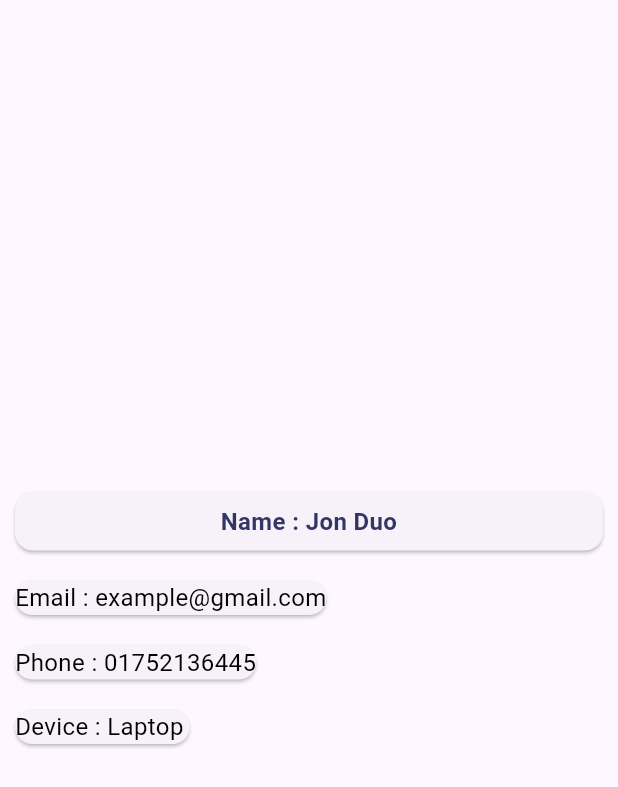
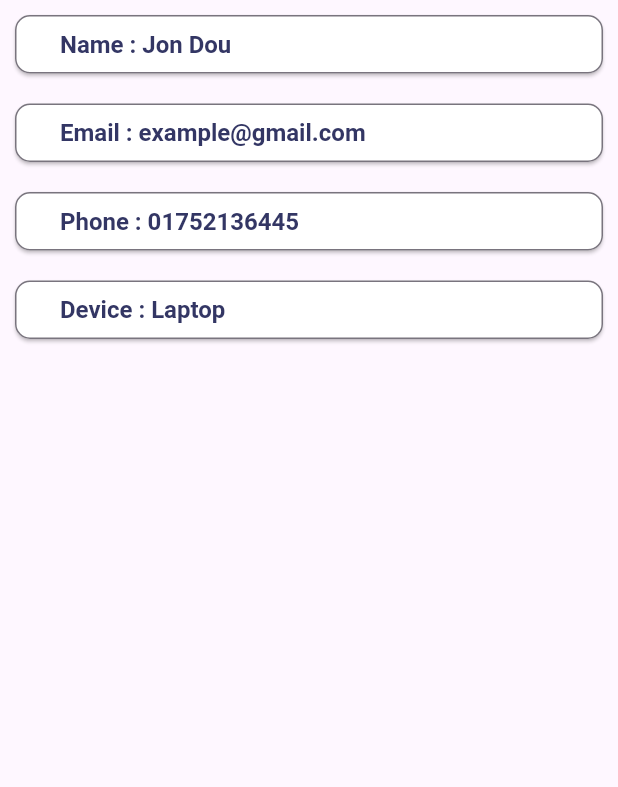
Before and after one commit to forhad35/kodeeo_app, a Flutter app: the ProfileInfo widget shown alone on an empty page, opened directly, on a phone screen of 412 x 824 dp. Shown: the top 787 px of the screen. Run offline on Flutter 3.47's test engine with Material 2 defaults, Android fonts, the phone set to English and light mode, and no system bars; our stand-ins replace animated_splash_screen, carousel_slider, floating_bottom_navigation_bar, flutter_svg, font_awesome_flutter, google_nav_bar; accounts and stored records are empty; network calls fail.

Commit message:
profile info update

```diff
--- a/lib/pages/profile.dart
+++ b/lib/pages/profile.dart
@@ -23,8 +23,8 @@ class _ProfileState extends State<Profile> with TickerProviderStateMixin {
   @override
   void initState() {
     super.initState();
-    _tabController = TabController(length: 3, vsync: this);
-    _tabController.animateTo(1);
+    _tabController = TabController(length: 2, vsync: this);
+    // _tabController.animateTo(1);
   }
 
   @override
@@ -213,16 +213,16 @@ class _ProfileState extends State<Profile> with TickerProviderStateMixin {
                       size: 18,
                     ),
                   ),
-                  Tab(
-                    child: Text(
-                      "Profile Settings",
-                      style: TextStyle(fontSize: 10),
-                    ),
-                    icon: Icon(
-                      Icons.settings,
-                      size: 18,
-                    ),
-                  ),
+                  // Tab(
+                  //   child: Text(
+                  //     "Profile Settings",
+                  //     style: TextStyle(fontSize: 10),
+                  //   ),
+                  //   icon: Icon(
+                  //     Icons.settings,
+                  //     size: 18,
+                  //   ),
+                  // ),
                 ]),
           ),
           Container(
@@ -232,7 +232,6 @@ class _ProfileState extends State<Profile> with TickerProviderStateMixin {
             child: TabBarView(controller: _tabController, children: [
             MyCourse(),
               ProfileInfo(),
-             ProfileSettings(),
             ]),
           ),
         ],
--- a/lib/widgets/profile_info.dart
+++ b/lib/widgets/profile_info.dart
@@ -2,67 +2,54 @@ import 'package:flutter/material.dart';
 
 class ProfileInfo extends StatelessWidget {
    ProfileInfo({super.key});
-String  _name = "Jon Duo";
-var _email="example@gmail.com";
-var _phone = "01752136445";
-var _device = "Laptop";
-
+var profile_info = [
+  {"nametitle": "Name" , "name": "Jon Dou"},
+  {"nametitle": "Email" , "name": "example@gmail.com"},
+  {"nametitle": "Phone" , "name": "01752136445"},
+  {"nametitle": "Device" , "name": "Laptop"},
+];
   @override
   Widget build(BuildContext context) {
     return Center(
-      child: Column(
-        crossAxisAlignment: CrossAxisAlignment.start,
-        mainAxisAlignment: MainAxisAlignment.center,
-        children: [
-          Container(
+
+      child:  ListView.builder(
+        itemCount: profile_info.length ,
+          itemBuilder: (context,index){
+            return Container(
               width: double.infinity,
               child: Card(
+                color: Colors.white,
+                shape: RoundedRectangleBorder(
+                  side: BorderSide(
+                    color: Theme.of(context).colorScheme.outline,
+                  ),
+                  borderRadius: const BorderRadius.all(Radius.circular(10)),
+                ),
+                borderOnForeground: false,
                 margin: EdgeInsets.all(10),
                 child: Padding(
-                padding: const EdgeInsets.all(8.0),
-                child: Text(
-                  "Name : $_name",
-                  textAlign: TextAlign.center,
+                  padding: const EdgeInsets.only(top: 10,left: 30,bottom: 10),
+                  child: RichText(
+                    textAlign: TextAlign.start,
+                    text:  TextSpan(
+                      children: [
+                       TextSpan(
+                         text: "${profile_info[index]["nametitle"]} : "
+                       ),
+                        TextSpan(
+                            text: "${profile_info[index]["name"]}  "
+                        )
+
+                      ],
                     style: TextStyle(
                         color: Color(0xFF333664),
                         fontSize: 16,
                         fontWeight: FontWeight.w600),
+                  ),),
                 ),
               ),
-            ),
-          ),
-          Card(
-            margin: EdgeInsets.all(10),
-            child: Text(
-              "Email : $_email",
-              style: TextStyle(
-                fontSize: 16,
-                color: Colors.black,
-              ),
-            ),
-          ),
-          Card(
-            margin: EdgeInsets.all(10),
-            child: Text(
-              "Phone : $_phone",
-              style: TextStyle(
-                fontSize: 16,
-                color: Colors.black,
-              ),
-            ),
-          ),
-          Card(
-            margin: EdgeInsets.all(10),
-            child: Text(
-              "Device : $_device ",
-              style: TextStyle(
-                fontSize: 16,
-                color: Colors.black,
-              ),
-            ),
-          ),
-        ],
-      ),
+            );
+          }),
     );
   }
 }
```
Lines whose indentation alone changed are shown as unchanged.
